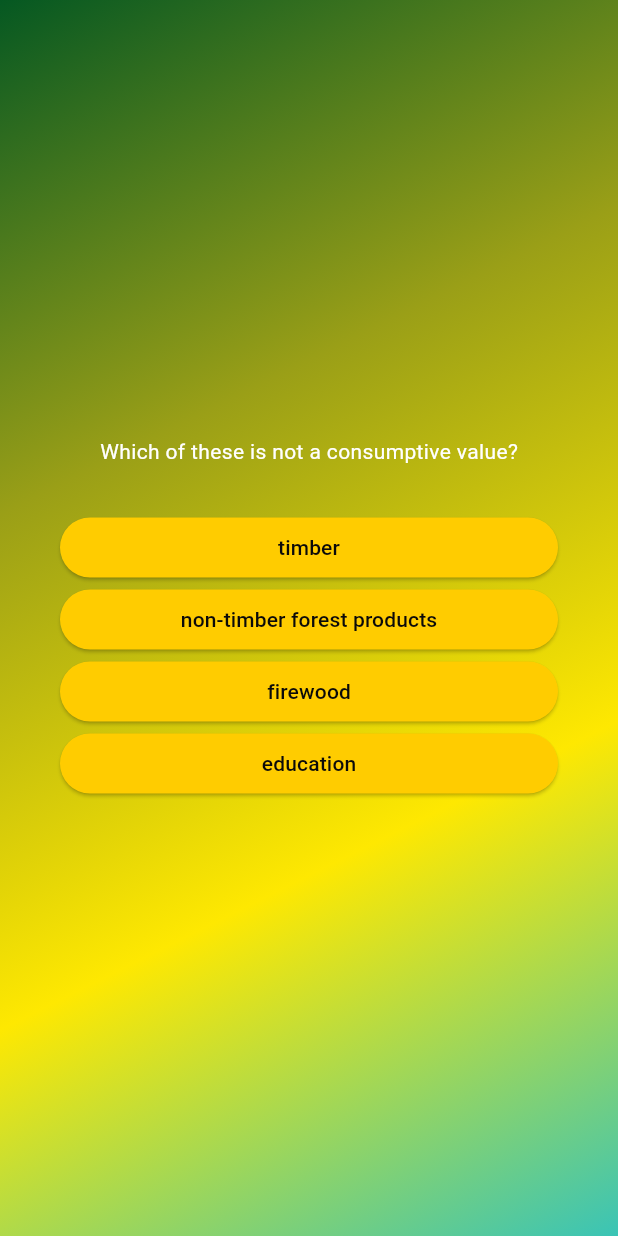
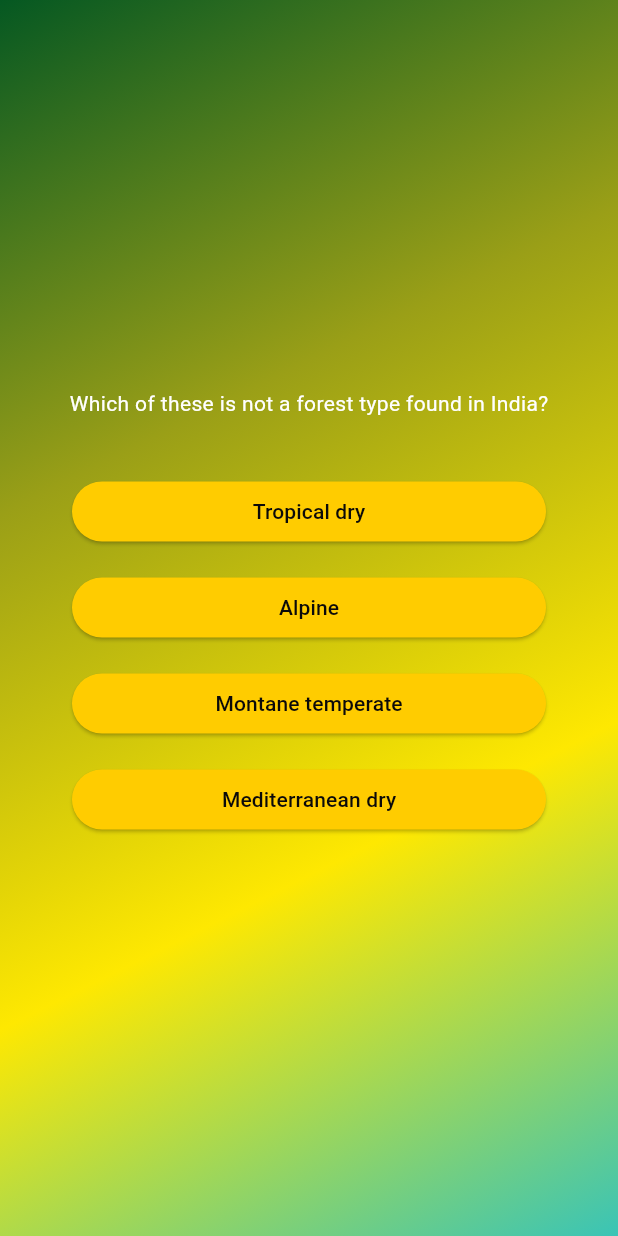
Before and after one commit to Sssketchy/QuizApp-Forests, a Flutter app: the screen it shows after launch, after a tap on "Start Quiz", after a tap on "timber", on a phone screen of 412 x 824 dp. Run offline on Flutter 3.47's test engine with Material 3 defaults, Android fonts, the phone set to English and light mode, and no system bars.

Commit message:
Fully functional buttons

```diff
--- a/lib/answer_button.dart
+++ b/lib/answer_button.dart
@@ -21,7 +21,7 @@ class AnswerButton extends StatelessWidget {
         ), //nicely rounded corners
       ),
       onPressed: onTap,
-      child: Text(ans),
+      child: Center(child: Text(ans)),
     );
   }
 }
--- a/lib/data/questions.dart
+++ b/lib/data/questions.dart
@@ -2,6 +2,7 @@ import 'package:adv_basics/models/quiz_question.dart';
 
 // questions - objects
 // questions[text, answers<list>]
+// first come first serve
 const questions = [
   QuizQuestion('Which of these is not a consumptive value?', [
     'education',
--- a/lib/models/quiz_question.dart
+++ b/lib/models/quiz_question.dart
@@ -4,11 +4,11 @@ class QuizQuestion {
 
   // 2 property
   final String text;
-  final List<String> answers;
+  final List<String> answers; // original answers list
 
   List<String> getShuffledAnswers() {
     final List<String> shuffledList = List.of(answers);
     shuffledList.shuffle();
-    return shuffledList;
+    return shuffledList; // shuffled answers list
   }
 }
--- a/lib/questions_screen.dart
+++ b/lib/questions_screen.dart
@@ -12,9 +12,18 @@ class QuestionsScreen extends StatefulWidget {
 }
 
 class _QuestionsScreenState extends State<QuestionsScreen> {
+  var currentQuestionIndex = 0;
+  void answerQuestion() {
+    setState(() {
+      if (currentQuestionIndex < 9) {
+        currentQuestionIndex++;
+      } else {}
+    });
+  }
+
   @override
   Widget build(ctx) {
-    final currentQuestion = questions[0];
+    final currentQuestion = questions[currentQuestionIndex];
 
     return SizedBox(
       width: double.infinity,
@@ -36,7 +45,10 @@ class _QuestionsScreenState extends State<QuestionsScreen> {
             // on return it will return a list of values without updating original list
             // that is the reason we are using ... to separate each button
             ...currentQuestion.getShuffledAnswers().map((x) {
-              return AnswerButton(ans: x, onTap: () {});
+              return Padding(
+                padding: const EdgeInsets.all(8.0),
+                child: AnswerButton(ans: x, onTap: answerQuestion),
+              );
             }), // list the ... is a keyword
             // what it does is [list, 1,2,3] if list = [5,6,7]
             // the ... will take the values in list and pull them out
```
